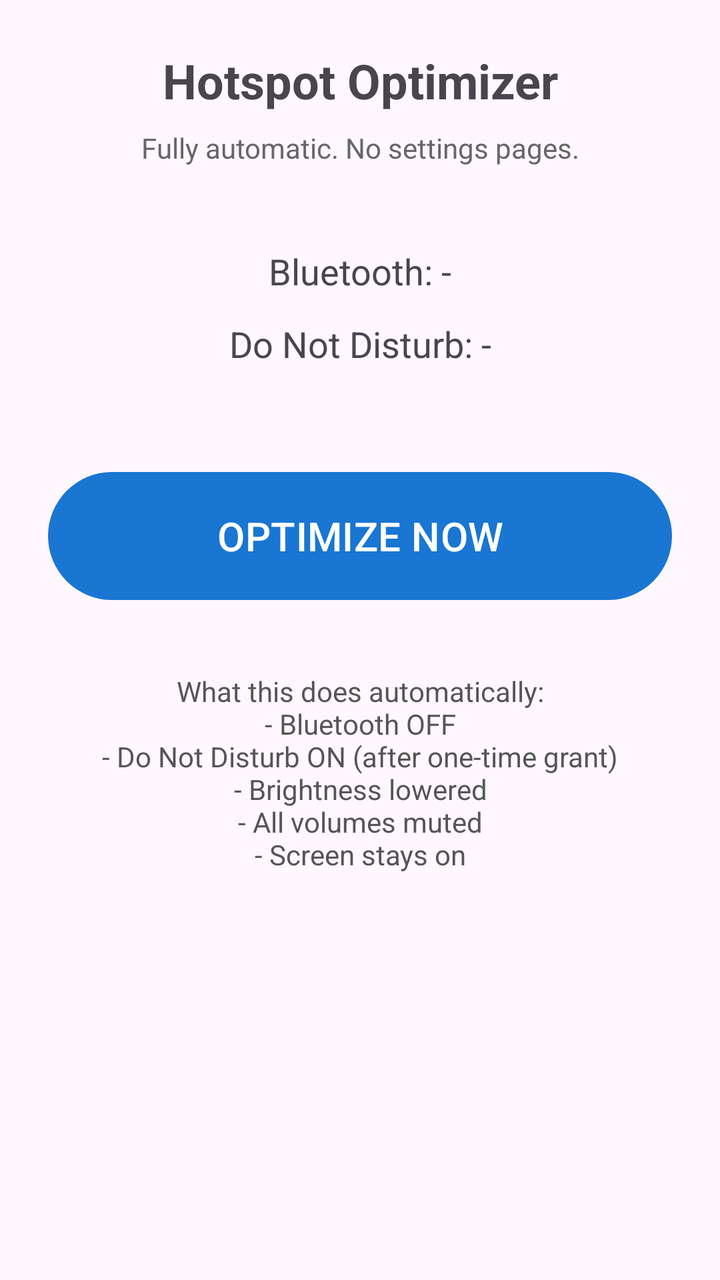
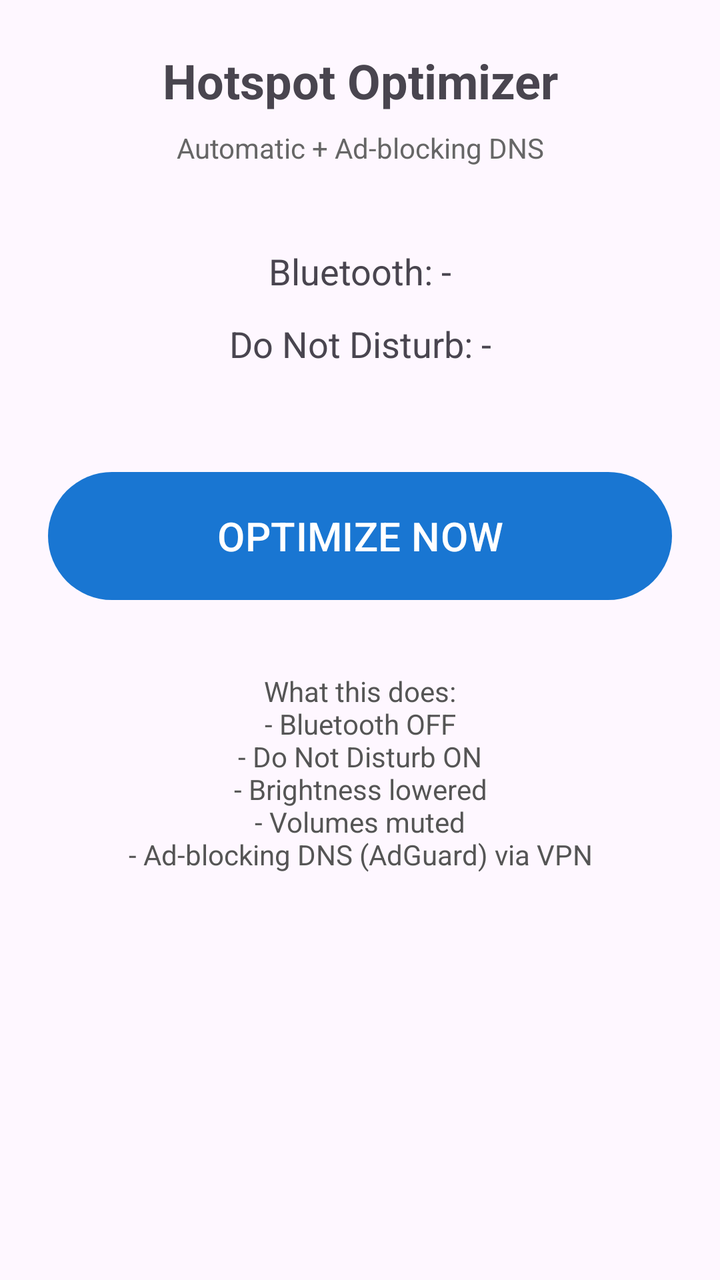

Compare the two renders of this Android layout. The source of the first and the diff that turns it into the second are given below.
<!-- AndroidManifest.xml: application theme Theme.HotspotOptimizer -->
<!-- res/layout/activity_main.xml -->
<?xml version="1.0" encoding="utf-8"?>
<LinearLayout
    xmlns:android="http://schemas.android.com/apk/res/android"
    android:layout_width="match_parent"
    android:layout_height="match_parent"
    android:orientation="vertical"
    android:padding="24dp"
    android:gravity="center_horizontal">

    <TextView
        android:layout_width="match_parent"
        android:layout_height="wrap_content"
        android:text="Hotspot Optimizer"
        android:textSize="24sp"
        android:textStyle="bold"
        android:gravity="center" />

    <TextView
        android:layout_width="match_parent"
        android:layout_height="wrap_content"
        android:layout_marginTop="8dp"
        android:text="Fully automatic. No settings pages."
        android:textSize="14sp"
        android:gravity="center"
        android:textColor="#666666" />

    <TextView
        android:id="@+id/tvBluetoothStatus"
        android:layout_width="match_parent"
        android:layout_height="wrap_content"
        android:layout_marginTop="40dp"
        android:text="Bluetooth: -"
        android:textSize="18sp"
        android:gravity="center" />

    <TextView
        android:id="@+id/tvDndStatus"
        android:layout_width="match_parent"
        android:layout_height="wrap_content"
        android:layout_marginTop="12dp"
        android:text="Do Not Disturb: -"
        android:textSize="18sp"
        android:gravity="center" />

    <com.google.android.material.button.MaterialButton
        android:id="@+id/btnOptimize"
        android:layout_width="match_parent"
        android:layout_height="72dp"
        android:layout_marginTop="48dp"
        android:text="OPTIMIZE NOW"
        android:textSize="20sp" />

    <TextView
        android:layout_width="match_parent"
        android:layout_height="wrap_content"
        android:layout_marginTop="32dp"
        android:text="What this does automatically:\n- Bluetooth OFF\n- Do Not Disturb ON (after one-time grant)\n- Brightness lowered\n- All volumes muted\n- Screen stays on"
        android:textSize="14sp"
        android:gravity="center"
        android:textColor="#555555" />

</LinearLayout>
<!-- resources referenced by this layout -->
<resources>
  <style name="Theme.HotspotOptimizer" parent="Theme.Material3.DayNight.NoActionBar">
          <item name="colorPrimary">#1976D2</item>
          <item name="colorPrimaryContainer">#BBDEFB</item>
          <item name="colorOnPrimary">#FFFFFF</item>
      </style>
</resources>

<!-- the commit's change to res/layout/activity_main.xml (unified diff, before → after) -->
@@ -19,7 +19,7 @@
         android:layout_width="match_parent"
         android:layout_height="wrap_content"
         android:layout_marginTop="8dp"
-        android:text="Fully automatic. No settings pages."
+        android:text="Automatic + Ad-blocking DNS"
         android:textSize="14sp"
         android:gravity="center"
         android:textColor="#666666" />
@@ -54,7 +54,7 @@
         android:layout_width="match_parent"
         android:layout_height="wrap_content"
         android:layout_marginTop="32dp"
-        android:text="What this does automatically:\n- Bluetooth OFF\n- Do Not Disturb ON (after one-time grant)\n- Brightness lowered\n- All volumes muted\n- Screen stays on"
+        android:text="What this does:\n- Bluetooth OFF\n- Do Not Disturb ON\n- Brightness lowered\n- Volumes muted\n- Ad-blocking DNS (AdGuard) via VPN"
         android:textSize="14sp"
         android:gravity="center"
         android:textColor="#555555" />
